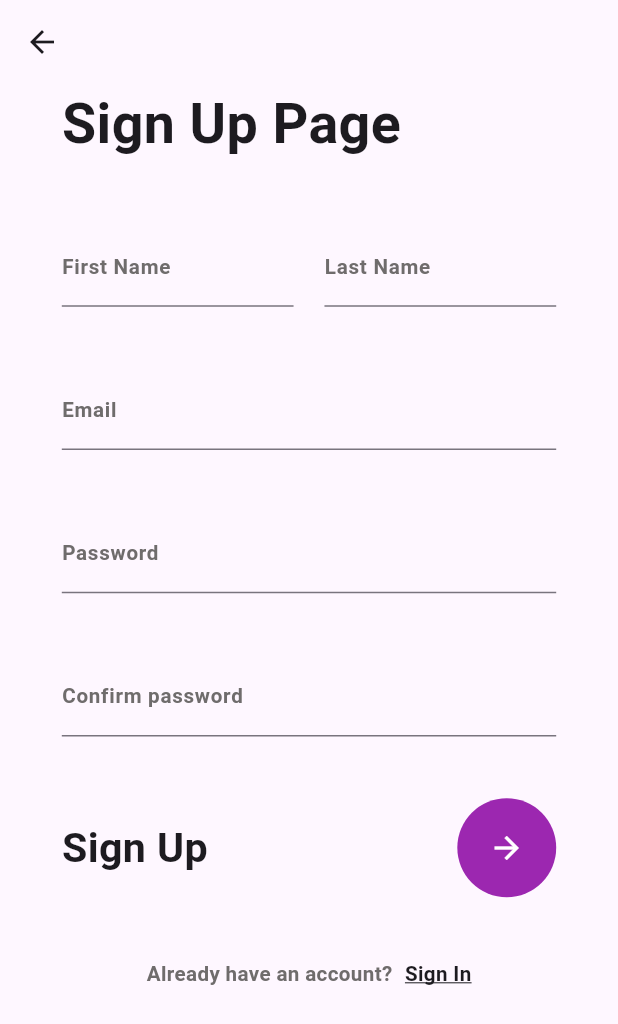
After one commit to ReflectIQBusiness/todo-APP, a Flutter app: the SignUp screen opened by its route, on a phone screen of 412 x 824 dp. The commit adds this screen. Shown: the top 1024 px of the screen. Run offline on Flutter 3.47's test engine with Material 3 defaults, Android fonts, the phone set to English and light mode, and no system bars; our stand-ins replace firebase_core, flutter_slidable, flutter_svg, get, persistent_bottom_nav_bar; accounts and stored records are empty.

Commit message:
signup page

```diff
--- a/lib/main.dart
+++ b/lib/main.dart
@@ -3,6 +3,7 @@ import 'package:flutter/material.dart';
 import 'package:get/route_manager.dart';
 import 'package:to_do_app/firebase_options.dart';
 import 'package:to_do_app/views/main_page.dart';
+import 'package:to_do_app/views/sign_up.dart';
 
 Future<void> main() async {
   WidgetsFlutterBinding.ensureInitialized();
@@ -20,6 +21,12 @@ class MainApp extends StatelessWidget {
     return GetMaterialApp(
       debugShowCheckedModeBanner: false,
       home: MainPage(),
+      getPages: [
+        GetPage(
+          name: SignUp.routeName,
+          page: () => SignUp(),
+        ),
+      ],
     );
   }
 }
--- a/lib/views/profile_page.dart
+++ b/lib/views/profile_page.dart
@@ -1,6 +1,7 @@
 import 'package:flutter/material.dart';
 import 'package:get/get.dart';
 import 'package:to_do_app/constants/colors.dart';
+import 'package:to_do_app/views/sign_up.dart';
 
 class ProfilePage extends StatelessWidget {
   const ProfilePage({
@@ -48,12 +49,15 @@ class ProfilePage extends StatelessWidget {
     return Row(
       mainAxisAlignment: MainAxisAlignment.spaceBetween,
       children: [
-        Text(
-          "Sign Up",
-          style: TextStyle(
-            fontSize: Get.width / 30,
-            fontWeight: FontWeight.w500,
-            decoration: TextDecoration.underline,
+        InkWell(
+          onTap: () => Get.toNamed(SignUp.routeName),
+          child: Text(
+            "Sign Up",
+            style: TextStyle(
+              fontSize: Get.width / 30,
+              fontWeight: FontWeight.w500,
+              decoration: TextDecoration.underline,
+            ),
           ),
         ),
         Text(
--- /dev/null
+++ b/lib/views/sign_up.dart
@@ -0,0 +1,177 @@
+import 'package:flutter/material.dart';
+import 'package:get/get.dart';
+import 'package:to_do_app/constants/colors.dart';
+
+class SignUp extends StatelessWidget {
+  const SignUp({super.key});
+  static const routeName = '/sign-up';
+  @override
+  Widget build(BuildContext context) {
+    final TextStyle textStyle = TextStyle(
+      color: const Color.fromARGB(255, 111, 108, 108),
+      fontWeight: FontWeight.w600,
+      fontSize: Get.width / 30,
+    );
+    UnderlineInputBorder underlineInputBorder = const UnderlineInputBorder(
+      borderSide: BorderSide(
+          color: Color.fromARGB(
+        255,
+        111,
+        108,
+        108,
+      )),
+    );
+    var edgeInsets = EdgeInsets.only(
+      left: Get.width * 0.1,
+      right: Get.width * 0.1,
+    );
+    return Scaffold(
+      appBar: AppBar(),
+      body: SingleChildScrollView(
+        child: Padding(
+          padding: edgeInsets,
+          child: Column(
+            crossAxisAlignment: CrossAxisAlignment.start,
+            children: [
+              createTitleSignUp(),
+              createHeightSpacer(),
+              createFirstLastNameRow(textStyle, underlineInputBorder),
+              createHeightSpacer(),
+              createEmail(textStyle, underlineInputBorder),
+              createHeightSpacer(),
+              createPassword(textStyle, underlineInputBorder),
+              createHeightSpacer(),
+              createConfirmPassword(textStyle, underlineInputBorder),
+              createHeightSpacer(),
+              createSignUpRow(),
+              createHeightSpacer(),
+              createBackToSignInRow(textStyle)
+            ],
+          ),
+        ),
+      ),
+    );
+  }
+
+  Row createBackToSignInRow(TextStyle textStyle) {
+    return Row(
+      mainAxisAlignment: MainAxisAlignment.center,
+      children: [
+        Text(
+          "Already have an account?",
+          style: textStyle,
+        ),
+        SizedBox(width: Get.width * 0.02),
+        InkWell(
+          onTap: () {
+            Get.back();
+          },
+          child: Text(
+            "Sign In",
+            style: TextStyle(
+              fontSize: Get.width / 30,
+              fontWeight: FontWeight.w600,
+              decoration: TextDecoration.underline,
+            ),
+          ),
+        ),
+      ],
+    );
+  }
+
+  Row createSignUpRow() {
+    return Row(
+      mainAxisAlignment: MainAxisAlignment.spaceBetween,
+      children: [
+        Text(
+          "Sign Up",
+          style: TextStyle(
+            fontSize: Get.width / 15,
+            fontWeight: FontWeight.bold,
+          ),
+        ),
+        Container(
+          height: Get.width * 0.16,
+          width: Get.width * 0.16,
+          decoration: BoxDecoration(
+            color: purple,
+            shape: BoxShape.circle,
+          ),
+          child: const Icon(
+            Icons.arrow_forward,
+            color: Colors.white,
+          ),
+        ),
+      ],
+    );
+  }
+
+  TextFormField createConfirmPassword(TextStyle textStyle, UnderlineInputBorder underlineInputBorder) {
+    return TextFormField(
+      obscureText: true,
+      decoration: InputDecoration(
+        labelText: "Confirm password",
+        labelStyle: textStyle,
+        border: underlineInputBorder,
+      ),
+    );
+  }
+
+  TextFormField createPassword(TextStyle textStyle, UnderlineInputBorder underlineInputBorder) {
+    return TextFormField(
+      decoration: InputDecoration(
+        labelText: "Password",
+        labelStyle: textStyle,
+        border: underlineInputBorder,
+      ),
+    );
+  }
+
+  TextFormField createEmail(TextStyle textStyle, UnderlineInputBorder underlineInputBorder) {
+    return TextFormField(
+      decoration: InputDecoration(
+        labelText: "Email",
+        labelStyle: textStyle,
+        border: underlineInputBorder,
+      ),
+    );
+  }
+
+  Row createFirstLastNameRow(TextStyle textStyle, UnderlineInputBorder underlineInputBorder) {
+    return Row(
+      children: [
+        Expanded(
+          child: TextFormField(
+            decoration: InputDecoration(
+              labelText: "First Name",
+              labelStyle: textStyle,
+              border: underlineInputBorder,
+            ),
+          ),
+        ),
+        SizedBox(width: Get.width * 0.05),
+        Expanded(
+          child: TextFormField(
+            decoration: InputDecoration(
+              labelText: "Last Name",
+              labelStyle: textStyle,
+              border: underlineInputBorder,
+            ),
+          ),
+        ),
+      ],
+    );
+  }
+
+  SizedBox createHeightSpacer() => SizedBox(height: Get.height * 0.05);
+
+  Text createTitleSignUp() {
+    return Text(
+      "Sign Up Page",
+      style: TextStyle(
+        fontSize: Get.width * 0.09,
+        fontWeight: FontWeight.bold,
+      ),
+    );
+  }
+}
```
Also changed, not shown: 1 other file.
